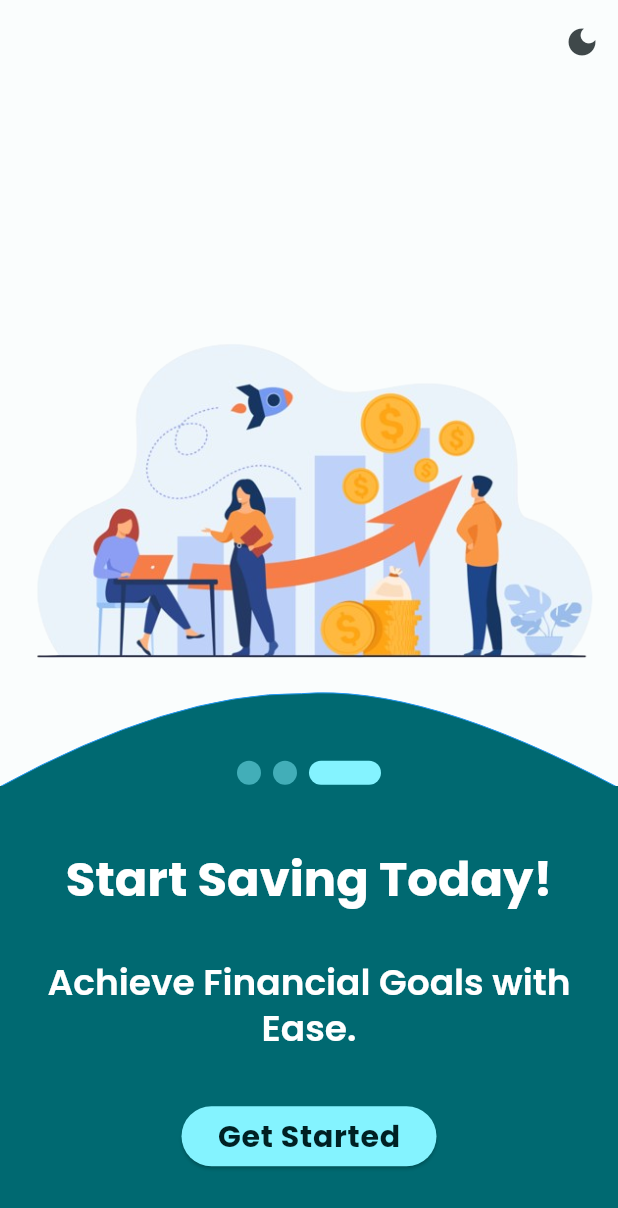
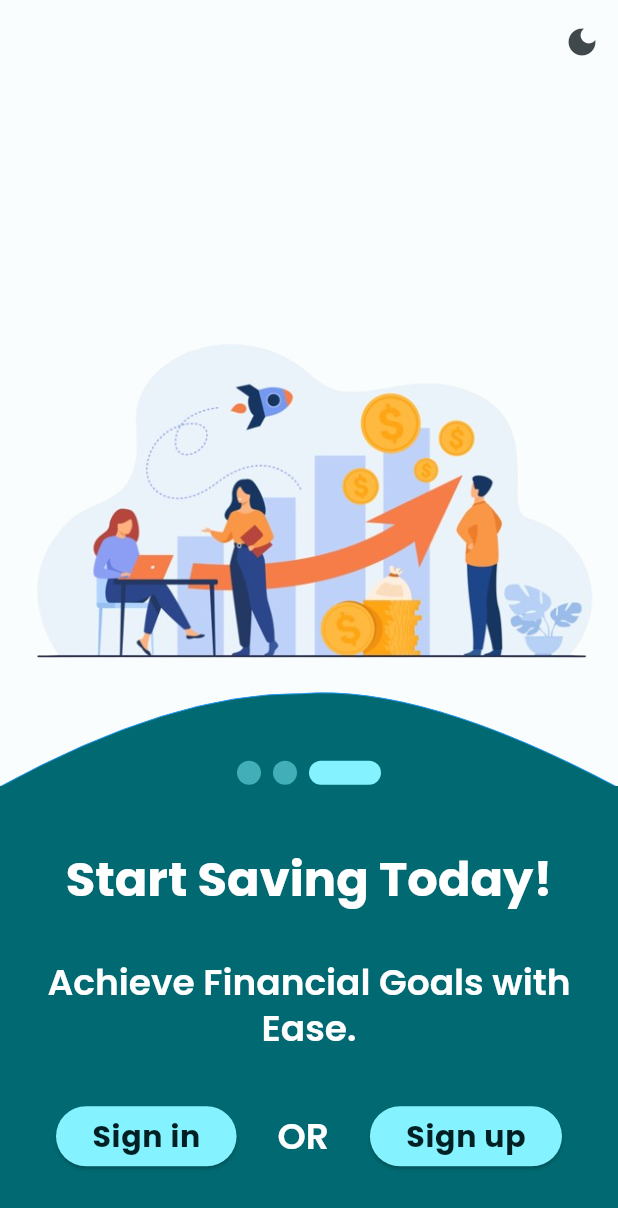
Before and after one commit to RH203/expense-app-flutter-udemy, a Flutter app: the screen it shows after launch, swiped to page 3, on a phone screen of 412 x 824 dp. Shown: the top 1208 px of the screen. Run offline on Flutter 3.47's test engine with Material 3 defaults, Android fonts, the phone set to English and light mode, and no system bars; drawn by our look-alikes of smooth_page_indicator; our stand-ins replace google_fonts, icons_plus.

Commit message:
feat: Refactor onboarding third page buttons

```diff
--- a/lib/src/utils/widget/on_boarding/third_page.dart
+++ b/lib/src/utils/widget/on_boarding/third_page.dart
@@ -48,22 +48,56 @@ class ThirdPage extends StatelessWidget {
                       ),
                   textAlign: TextAlign.center,
                 ),
+                Row(
+                  mainAxisAlignment: MainAxisAlignment.spaceEvenly,
+                  children: [
                     ElevatedButton(
-                  onPressed: () => Navigator.pushNamed(context, '/mainscreen'),
+                      onPressed: () =>
+                          Navigator.pushNamed(context, '/signinscreen'),
                       style: ButtonStyle(
                         backgroundColor: MaterialStateProperty.all<Color>(
                           Theme.of(context).colorScheme.primaryContainer,
                         ),
                       ),
                       child: Text(
-                    "Get Started",
+                        "Sign in",
                         style: Theme.of(context).textTheme.bodyLarge!.copyWith(
                               fontSize: 20,
                               fontWeight: FontWeight.bold,
-                          color:
-                              Theme.of(context).colorScheme.onPrimaryContainer,
+                              color: Theme.of(context)
+                                  .colorScheme
+                                  .onPrimaryContainer,
                             ),
                       ),
+                    ),
+                    Text(
+                      "OR",
+                      style:
+                          Theme.of(context).textTheme.headlineMedium!.copyWith(
+                                color: Theme.of(context).colorScheme.onPrimary,
+                              ),
+                      textAlign: TextAlign.center,
+                    ),
+                    ElevatedButton(
+                      onPressed: () =>
+                          Navigator.pushNamed(context, '/signupscreen'),
+                      style: ButtonStyle(
+                        backgroundColor: MaterialStateProperty.all<Color>(
+                          Theme.of(context).colorScheme.primaryContainer,
+                        ),
+                      ),
+                      child: Text(
+                        "Sign up",
+                        style: Theme.of(context).textTheme.bodyLarge!.copyWith(
+                              fontSize: 20,
+                              fontWeight: FontWeight.bold,
+                              color: Theme.of(context)
+                                  .colorScheme
+                                  .onPrimaryContainer,
+                            ),
+                      ),
+                    ),
+                  ],
                 )
               ],
             ),
```
Lines whose indentation alone changed are shown as unchanged.
